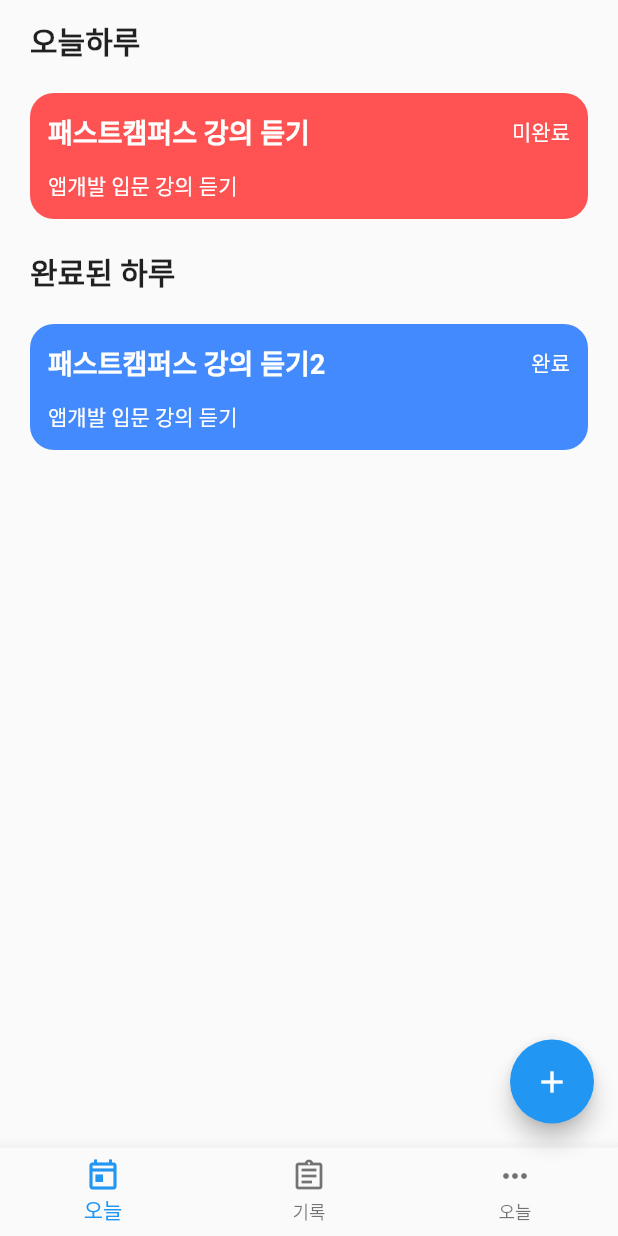
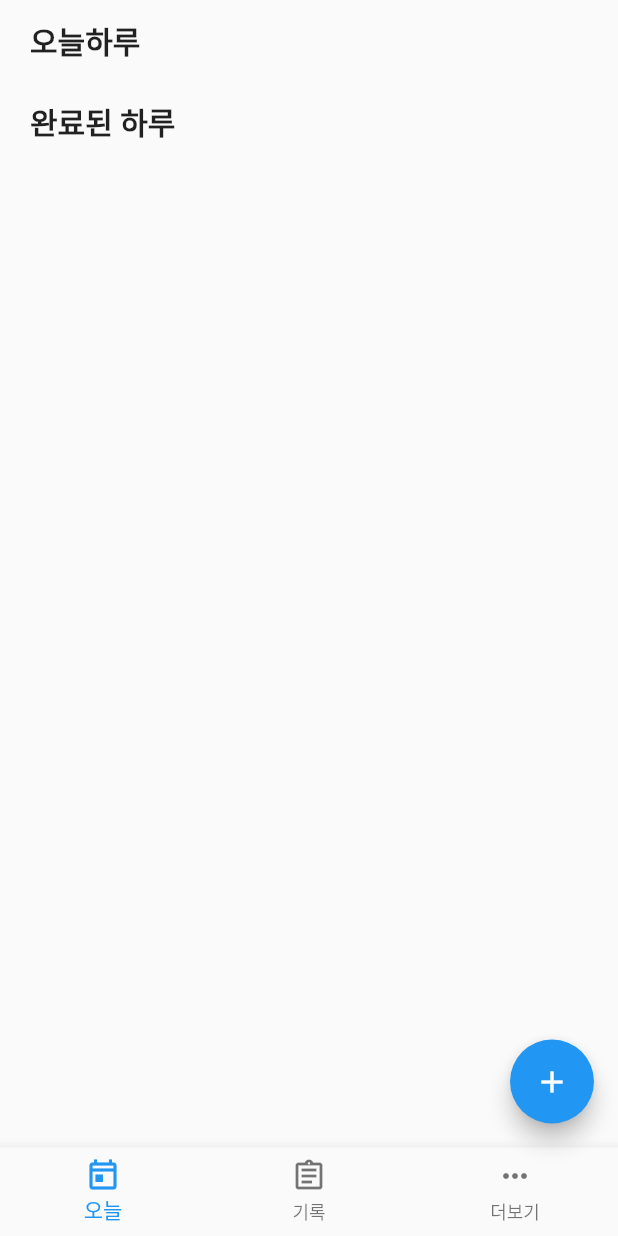
Before and after one commit to kimchungdo/Flutter_Study-fastCampus-, a Flutter app: the screen it shows after launch, on a phone screen of 412 x 824 dp. Run offline on Flutter 3.47's test engine with Material 2 defaults, Android fonts, the phone set to English and light mode, and no system bars; our stand-ins replace sqflite; accounts and stored records are empty.

Commit message:
chapter1 Todo finished
but i will edit this...

```diff
--- a/todo/lib/data/todo.dart
+++ b/todo/lib/data/todo.dart
@@ -4,9 +4,9 @@
   String memo;
   String category;
   int color;
-  int? done;
+  int done;
   int date;
-  int? id;
+  int id;
 
-  Todo({required this.title, required this.memo, required this.category, required this.color, this.done, required this.date, this.id});
+  Todo({this.title, this.memo, this.category, this.color, this.done, this.date, this.id});
 }
--- a/todo/lib/main.dart
+++ b/todo/lib/main.dart
@@ -1,5 +1,7 @@
+
 import 'package:flutter/cupertino.dart';
 import 'package:flutter/material.dart';
+import 'package:todo/data/database.dart';
 import 'package:todo/write.dart';
 
 import 'data/todo.dart';
@@ -10,7 +12,7 @@
 }
 
 class MyApp extends StatelessWidget {
-  const MyApp({Key? key}) : super(key: key);
+  const MyApp({Key key}) : super(key: key);
 
   // This widget is the root of your application.
   @override
@@ -26,7 +28,7 @@
 }
 
 class MyHomePage extends StatefulWidget {
-  const MyHomePage({Key? key, required this.title}) : super(key: key);
+  const MyHomePage({Key key, this.title}) : super(key: key);
 
   final String title;
 
@@ -36,28 +38,42 @@
 
 class _MyHomePageState extends State<MyHomePage> {
 
+  final dbHelper = DatabaseHelper.instance;
+  int selectIndex = 0;
+
   List<Todo> todos = [
-    Todo(
-      title: "패스트캠퍼스 강의 듣기",
-      memo: "앱개발 입문 강의 듣기",
-      color: Colors.redAccent.value,
-      done: 0,
-      category: "공부",
-      date: 20210709
-    ),
-    Todo(
-        title: "패스트캠퍼스 강의 듣기2",
-        memo: "앱개발 입문 강의 듣기",
-        color: Colors.blueAccent.value,
-        done: 1,
-        category: "공부",
-        date: 20210709
-    ),
+    // Todo(
+    //   title: "앱개발 입문 강의 플러터 듣기",
+    //   memo: "열품타 잊지마세요",
+    //   color: Colors.redAccent.value,
+    //   done: 0,
+    //   category: "공부",
+    //   date: 20210709
+    // ),
+    // Todo(
+    //     title: "컴퓨터공학 전공자 따라잡기",
+    //     memo: "환급받아야지",
+    //     color: Colors.blueAccent.value,
+    //     done: 1,
+    //     category: "공부",
+    //     date: 20210709
+    // ),
   ];
+
+  void getTodayTodo() async {
+    todos = await dbHelper.getTodoByDate(Utils.getFormatTime(DateTime.now()));
+    setState(() {});
+  }
+
+  void getAllTodo() async {
+    allTodo = await dbHelper.getAllTodo();
+    setState(() {});
+  }
 
 
   @override
   void initState() {
+    getTodayTodo();
     super.initState();
   }
 
@@ -81,19 +97,51 @@
               )
               )));
           setState(() {
-            todos.add(todo);
+            getTodayTodo();
           });
+
 
         },
       ),
-      body: ListView.builder(
+      body: getPage(),
+      bottomNavigationBar: BottomNavigationBar(
+        items: const [
+          BottomNavigationBarItem(icon: Icon(Icons.today_outlined), label: "오늘"),
+          BottomNavigationBarItem(icon: Icon(Icons.assignment_outlined), label: "기록"),
+          BottomNavigationBarItem(icon: Icon(Icons.more_horiz), label: "더보기"),
+        ],
+        currentIndex: selectIndex,
+        onTap: (idx){
+          if(idx == 1){
+            getAllTodo();
+          }
+          setState(() {
+            selectIndex = idx;
+          });
+        },
+      ),
+
+    );
+  }
+
+  Widget getPage(){
+    if(selectIndex == 0){
+      return getMain();
+    }
+    else{
+      return getHistory();
+    }
+  }
+
+  Widget getMain(){
+    return ListView.builder(
       itemBuilder: (ctx, idx){
-          if(idx == 0)
+        if(idx == 0) {
           return Container(
               child: Text("오늘하루", style: TextStyle(fontSize: 20, fontWeight: FontWeight.bold)),
               margin: EdgeInsets.symmetric(vertical: 12, horizontal: 20)
           );
-          else if(idx == 1){
+        } else if(idx == 1){
 
           List<Todo> undone = todos.where((t){
             return t.done == 0;
@@ -105,7 +153,7 @@
 
                   return InkWell(
                     child: TodoCardWidget(t: t),
-                    onTap: (){
+                    onTap: () async {
                       setState((){
                         if(t.done == 0){
                           t.done = 1;
@@ -113,22 +161,23 @@
                           t.done = 0;
                         }
                       });
+                      await dbHelper.insertTodo(t);
                     },
                     onLongPress: () async {
                       Todo todo = await Navigator.of(context).push(
                           MaterialPageRoute(builder: (ctx) => TodoWritePage(todo: t)));
-                      setState(() {});
+                      getTodayTodo();
                     },
                   );
                 }),
               )
           );
-          }else if(idx == 2)
+        }else if(idx == 2) {
           return Container(
               child: Text("완료된 하루", style: TextStyle(fontSize: 20, fontWeight: FontWeight.bold)),
               margin: EdgeInsets.symmetric(vertical: 12, horizontal: 20)
           );
-          else if(idx == 3){
+        } else if(idx == 3){
 
           List<Todo> done = todos.where((t){
             return t.done == 1;
@@ -140,7 +189,7 @@
                   Todo t = done[_idx];
                   return InkWell(
                     child: TodoCardWidget(t: t),
-                      onTap: (){
+                    onTap: () async {
                       setState((){
                         if(t.done == 0){
                           t.done = 1;
@@ -148,11 +197,12 @@
                           t.done = 0;
                         }
                       });
+                      await dbHelper.insertTodo(t);
                     },
                     onLongPress: () async {
                       Todo todo = await Navigator.of(context).push(
                           MaterialPageRoute(builder: (ctx) => TodoWritePage(todo: t)));
-                        setState(() {});
+                      getTodayTodo();
                     },
                   );
                 }),
@@ -163,24 +213,30 @@
         return Container();
       },
       itemCount: 4,
-      ),
-      bottomNavigationBar: BottomNavigationBar(
-        items: [
-          BottomNavigationBarItem(icon: Icon(Icons.today_outlined), label: "오늘"),
-          BottomNavigationBarItem(icon: Icon(Icons.assignment_outlined), label: "기록"),
-          BottomNavigationBarItem(icon: Icon(Icons.more_horiz), label: "오늘"),
-        ],
-      ),
+    );
+  }
 
+  List<Todo> allTodo = [];
+
+  Widget getHistory(){
+    return ListView.builder(itemBuilder: (ctx,idx){
+      return TodoCardWidget(
+        t: allTodo[idx]
+      );
+    },
+    itemCount: allTodo.length,
     );
   }
 }
 
 class TodoCardWidget extends StatelessWidget {
   final Todo t;
-  TodoCardWidget({Key? key, required this.t}): super(key: key);
+  TodoCardWidget({Key key, this.t}): super(key: key);
   @override
   Widget build(BuildContext context) {
+    int now = Utils.getFormatTime(DateTime.now());
+    DateTime time = Utils.numToDateTime((t.date));
+
     return Container(
       decoration: BoxDecoration(
           color: Color(t.color),
@@ -200,6 +256,7 @@
           ),
           Container(height: 12),
           Text(t.memo, style: TextStyle(color: Colors.white)),
+          now == t.date ? Container() : Text("${time.month}월 ${time.day}일", style: TextStyle(color: Colors.white))
         ],
       ),
     );
```
Also changed, not shown: todo/lib/data/database.dart (+37 -28 lines), todo/lib/write.dart (+5 -3 lines), todo/pubspec.yaml (+3 -16 lines), todo/pubspec.lock. Lines whose indentation alone changed are shown as unchanged.
